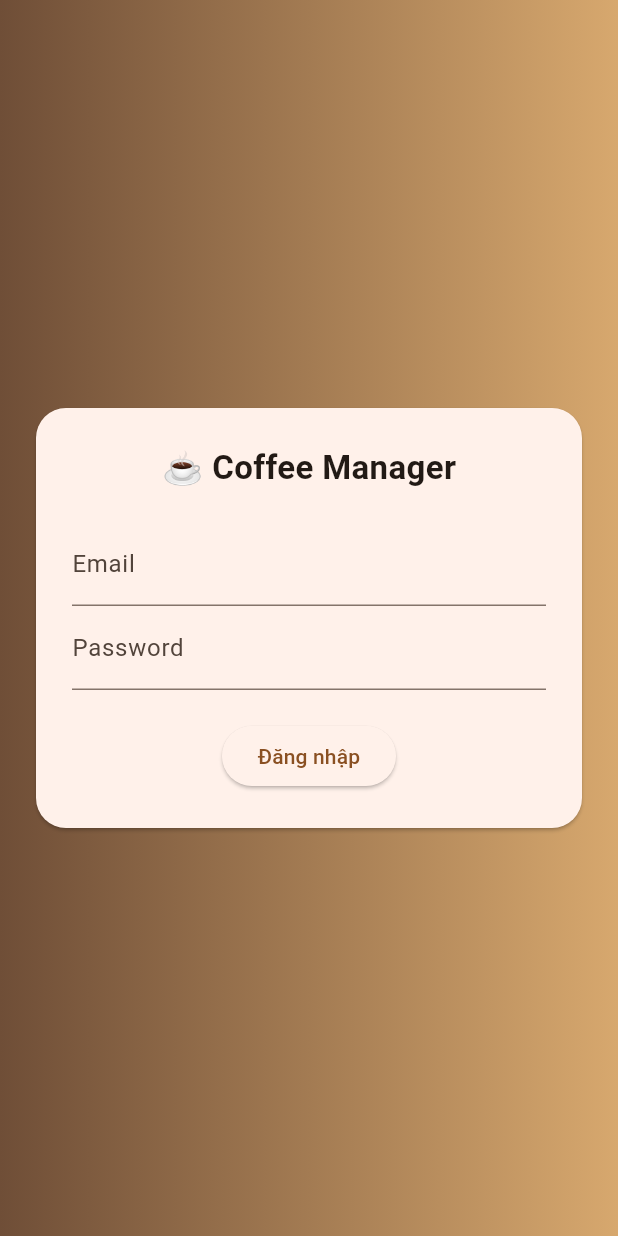
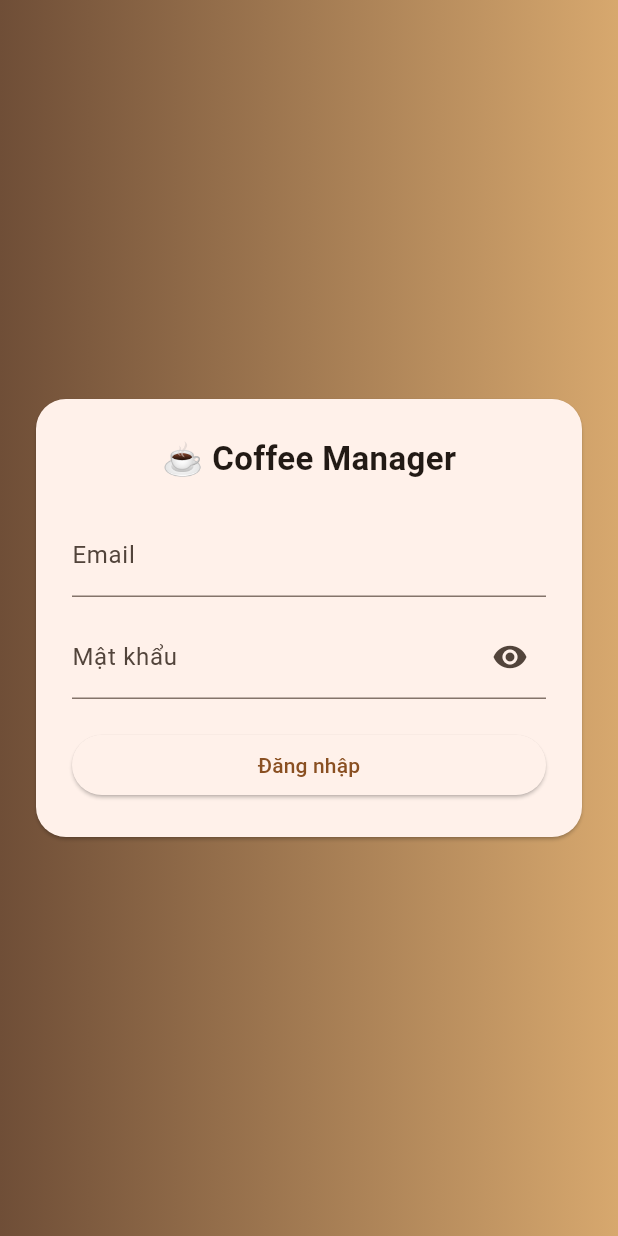
Before and after one commit to phat-hub/coffee_management_app, a Flutter app: the screen it shows after launch, on a phone screen of 412 x 824 dp. Run offline on Flutter 3.47's test engine with Material 3 defaults, Android fonts, the phone set to English and light mode, and no system bars; our stand-ins replace flutter_dotenv, go_router, pocketbase, shared_preferences; accounts and stored records are empty.

Commit message:
Chuc nang quan ly tai khoan (them, sua, khoa tai khoan)

```diff
--- a/lib/main.dart
+++ b/lib/main.dart
@@ -6,6 +6,10 @@ import 'package:go_router/go_router.dart';
 import 'manager/auth_manager.dart';
 import 'ui/auth/auth_screen.dart';
 import 'ui/home/home_screen.dart';
+import 'ui/auth/staff_screen.dart';
+import 'ui/auth/edit_staff_screen.dart';
+import 'ui/auth/create_staff_screen.dart';
+import 'model/user.dart';
 
 Future<void> main() async {
   WidgetsFlutterBinding.ensureInitialized();
@@ -19,46 +23,83 @@ class MyApp extends StatelessWidget {
 
   @override
   Widget build(BuildContext context) {
-    return ChangeNotifierProvider(
-      create: (_) => AuthManager(),
-      child: Consumer<AuthManager>(
-        builder: (context, auth, _) {
+    final authManager = AuthManager(); // 🔥 tạo 1 instance duy nhất
+
     final router = GoRouter(
-            refreshListenable: auth,
+      debugLogDiagnostics: true,
       initialLocation: '/auth',
-            routes: [
-              GoRoute(
-                path: '/auth',
-                builder: (context, state) => const AuthScreen(),
-              ),
-              GoRoute(
-                path: '/home',
-                builder: (context, state) => const HomeScreen(),
-              ),
-            ],
+      refreshListenable: authManager,
+
       redirect: (context, state) {
-              final loggedIn = auth.isAuth;
-              final goingToAuth = state.matchedLocation == '/auth';
+        final isAuth = authManager.isAuth;
+        final isOwner = authManager.isOwner;
 
-              if (!loggedIn && !goingToAuth) return '/auth';
-              if (loggedIn && goingToAuth) return '/home';
+        final isAtAuth = state.fullPath == '/auth';
+
+        //  chưa login
+        if (!isAuth && !isAtAuth) {
+          return '/auth';
+        }
+
+        //  đã login mà vào auth
+        if (isAuth && isAtAuth) {
+          return '/home';
+        }
+
+        //  chặn staff vào trang owner
+        final ownerRoutes = ['/staff', '/create-staff', '/edit-staff'];
+
+        if (ownerRoutes.contains(state.fullPath) && !isOwner) {
+          return '/home';
+        }
 
         return null;
       },
+
+      routes: [
+        /// AUTH
+        GoRoute(
+          path: '/auth',
+          builder: (context, state) => const SafeArea(child: AuthScreen()),
+        ),
+
+        /// HOME
+        GoRoute(path: '/home', builder: (context, state) => const HomeScreen()),
+
+        /// STAFF LIST
+        GoRoute(
+          path: '/staff',
+          builder: (context, state) => const StaffScreen(),
+        ),
+
+        /// CREATE STAFF
+        GoRoute(
+          path: '/create-staff',
+          builder: (context, state) =>
+              const SafeArea(child: CreateStaffScreen()),
+        ),
+
+        /// EDIT STAFF
+        GoRoute(
+          path: '/edit-staff',
+          builder: (context, state) {
+            final user = state.extra as User;
+            return SafeArea(child: EditStaffScreen(user: user));
+          },
+        ),
+      ],
     );
 
-          return MaterialApp.router(
+    return MultiProvider(
+      providers: [ChangeNotifierProvider.value(value: authManager)],
+      child: MaterialApp.router(
+        debugShowCheckedModeBanner: false,
         routerConfig: router,
-            debugShowCheckedModeBanner: false,
 
         theme: ThemeData(
           useMaterial3: true,
-              colorScheme: ColorScheme.fromSeed(
-                seedColor: const Color(0xFF6F4E37),
+          colorScheme: ColorScheme.fromSeed(seedColor: const Color(0xFF6F4E37)),
         ),
-            ),
-          );
-        },
       ),
     );
   }
--- a/lib/ui/auth/auth_screen.dart
+++ b/lib/ui/auth/auth_screen.dart
@@ -10,12 +10,19 @@ class AuthScreen extends StatefulWidget {
 }
 
 class _AuthScreenState extends State<AuthScreen> {
+  final _formKey = GlobalKey<FormState>();
+
   final email = TextEditingController();
   final pass = TextEditingController();
 
   bool loading = false;
+  bool _obscure = true;
+
+  final emailRegex = RegExp(r'^[^@]+@[^@]+\.[^@]+$');
 
   Future<void> login() async {
+    if (!_formKey.currentState!.validate()) return;
+
     setState(() => loading = true);
 
     try {
@@ -49,36 +56,78 @@ class _AuthScreenState extends State<AuthScreen> {
             ),
             child: Padding(
               padding: const EdgeInsets.all(24),
+              child: Form(
+                key: _formKey,
                 child: Column(
                   mainAxisSize: MainAxisSize.min,
                   children: [
                     const Text(
                       "☕ Coffee Manager",
-                    style: TextStyle(fontSize: 22, fontWeight: FontWeight.bold),
+                      style: TextStyle(
+                        fontSize: 22,
+                        fontWeight: FontWeight.bold,
+                      ),
                     ),
 
                     const SizedBox(height: 20),
 
-                  TextField(
+                    /// EMAIL
+                    TextFormField(
                       controller: email,
+                      keyboardType: TextInputType.emailAddress,
                       decoration: const InputDecoration(labelText: "Email"),
+                      validator: (value) {
+                        if (value == null || value.trim().isEmpty) {
+                          return 'Không được để trống';
+                        }
+                        if (!emailRegex.hasMatch(value)) {
+                          return 'Email không hợp lệ';
+                        }
+                        return null;
+                      },
                     ),
 
-                  TextField(
+                    const SizedBox(height: 12),
+
+                    /// PASSWORD
+                    TextFormField(
                       controller: pass,
-                    obscureText: true,
-                    decoration: const InputDecoration(labelText: "Password"),
+                      obscureText: _obscure,
+                      decoration: InputDecoration(
+                        labelText: "Mật khẩu",
+                        suffixIcon: IconButton(
+                          icon: Icon(
+                            _obscure ? Icons.visibility : Icons.visibility_off,
+                          ),
+                          onPressed: () {
+                            setState(() => _obscure = !_obscure);
+                          },
+                        ),
+                      ),
+                      validator: (value) {
+                        if (value == null || value.isEmpty) {
+                          return 'Không được để trống';
+                        }
+                        if (value.length < 8) {
+                          return 'Mật khẩu phải ≥ 8 ký tự';
+                        }
+                        return null;
+                      },
                     ),
 
                     const SizedBox(height: 20),
 
                     loading
                         ? const CircularProgressIndicator()
-                      : ElevatedButton(
+                        : SizedBox(
+                            width: double.infinity,
+                            child: ElevatedButton(
                               onPressed: login,
                               child: const Text("Đăng nhập"),
                             ),
+                          ),
                   ],
+                ),
               ),
             ),
           ),
--- a/lib/ui/home/home_screen.dart
+++ b/lib/ui/home/home_screen.dart
@@ -1,7 +1,5 @@
 import 'package:ct484_project/ui/shared/app_drawer.dart';
 import 'package:flutter/material.dart';
-import 'package:provider/provider.dart';
-import '../../manager/auth_manager.dart';
 
 class HomeScreen extends StatelessWidget {
   const HomeScreen({super.key});
--- a/lib/ui/shared/app_drawer.dart
+++ b/lib/ui/shared/app_drawer.dart
@@ -52,9 +52,11 @@ class AppDrawer extends StatelessWidget {
 
             if (user.role == 'owner')
               ListTile(
-                leading: const Icon(Icons.edit),
+                leading: const Icon(Icons.people),
                 title: const Text('Quản lý nhân viên'),
-                onTap: () {},
+                onTap: () {
+                  context.go('/staff');
+                },
               ),
 
             ListTile(
```
Also changed, not shown: lib/service/auth_service.dart (+60 -6 lines), lib/ui/auth/create_staff_screen.dart (added, +167 -0 lines), lib/ui/auth/edit_staff_screen.dart (added, +123 -0 lines), lib/ui/auth/staff_screen.dart (added, +70 -0 lines), lib/ui/shared/app_exception.dart (added, +8 -0 lines). Lines whose indentation alone changed are shown as unchanged.
